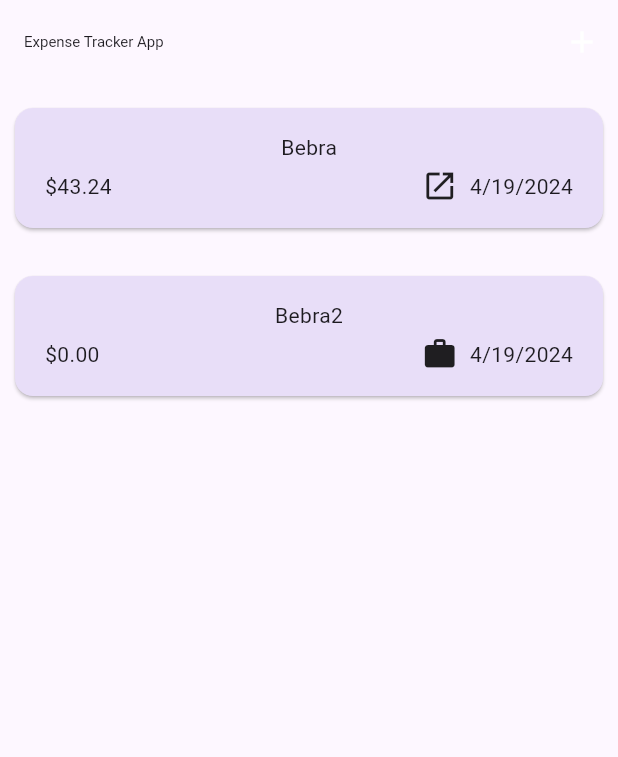
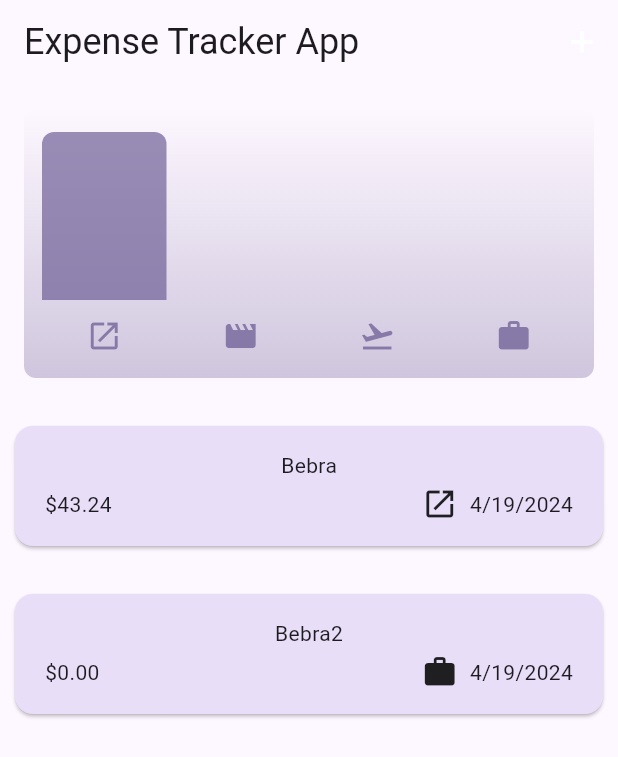
Before and after one commit to loremm34/expense_tracker, a Flutter app: the screen it shows after launch, on a phone screen of 412 x 824 dp. Shown: the top 757 px of the screen. Run offline on Flutter 3.47's test engine with Material 3 defaults, Android fonts, the phone set to English and light mode, and no system bars.

Commit message:
validation and chart added

```diff
--- a/lib/expenses.dart
+++ b/lib/expenses.dart
@@ -2,7 +2,7 @@ import "package:expense_tracker/widgets/expenses_list.dart";
 import "package:expense_tracker/widgets/new_expenses.dart";
 import "package:flutter/material.dart";
 import "package:expense_tracker/models/expense.dart";
-
+import "package:expense_tracker/widgets/chart/chart.dart";
 class Expenses extends StatefulWidget {
   const Expenses({super.key});
 
@@ -84,6 +84,7 @@ class _Expenses extends State<Expenses> {
       ),
       body: Column(
         children: [
+          Chart(expenses: _registeredExpensese),
           Expanded(child: mainContent),
         ],
       ),
--- a/lib/main.dart
+++ b/lib/main.dart
@@ -19,6 +19,11 @@ class MyApp extends StatelessWidget {
   Widget build(BuildContext context) {
     return MaterialApp(
       darkTheme: ThemeData.dark().copyWith(
+        snackBarTheme: const SnackBarThemeData(
+          backgroundColor: Color.fromARGB(255, 36, 34, 34),
+          contentTextStyle: TextStyle(color: Colors.white)
+
+        ),
         cardTheme: const CardTheme(
           color: Color.fromARGB(255, 48, 99, 151),
           margin: EdgeInsets.symmetric(vertical: 16, horizontal: 10),
@@ -37,7 +42,7 @@ class MyApp extends StatelessWidget {
         ),
         textTheme: ThemeData().textTheme.copyWith(
             titleLarge:
-                const TextStyle(fontWeight: FontWeight.normal, fontSize: 10)),
+                const TextStyle(fontWeight: FontWeight.normal, fontSize: 24)),
         elevatedButtonTheme: ElevatedButtonThemeData(
           style: ElevatedButton.styleFrom(
               backgroundColor: kColorScheme.primaryContainer),
--- a/lib/models/Expense.dart
+++ b/lib/models/Expense.dart
@@ -38,3 +38,24 @@ class Expense {
     return formatter.format(date);
   }
 }
+
+class ExpenseBucket {
+
+  ExpenseBucket({required this.category, required this.expenses});
+  ExpenseBucket.forCategory(List<Expense> allExpenses,  this.category) : expenses = allExpenses.where((expense) => expense.category == category).toList();
+  final Category category;
+
+  final List<Expense> expenses;
+
+  double get totalExpenses {
+    double sum = 0;
+
+    for(final expense in expenses) {
+      sum += expense.amount;
+    }
+
+    return sum;
+  }
+
+
+}
--- /dev/null
+++ b/lib/widgets/chart/chart.dart
@@ -0,0 +1,95 @@
+import 'package:flutter/material.dart';
+
+import 'package:expense_tracker/widgets/chart/chart_bar.dart';
+import 'package:expense_tracker/models/expense.dart';
+
+class Chart extends StatelessWidget {
+  const Chart({super.key, required this.expenses});
+
+  final List<Expense> expenses;
+
+  List<ExpenseBucket> get buckets {
+    return [
+      ExpenseBucket.forCategory(expenses, Category.food),
+      ExpenseBucket.forCategory(expenses, Category.leisure),
+      ExpenseBucket.forCategory(expenses, Category.travel),
+      ExpenseBucket.forCategory(expenses, Category.work),
+    ];
+  }
+
+  double get maxTotalExpense {
+    double maxTotalExpense = 0;
+
+    for (final bucket in buckets) {
+      if (bucket.totalExpenses > maxTotalExpense) {
+        maxTotalExpense = bucket.totalExpenses;
+      }
+    }
+
+    return maxTotalExpense;
+  }
+
+  @override
+  Widget build(BuildContext context) {
+    final isDarkMode =
+        MediaQuery.of(context).platformBrightness == Brightness.dark;
+    return Container(
+      margin: const EdgeInsets.all(16),
+      padding: const EdgeInsets.symmetric(
+        vertical: 16,
+        horizontal: 8,
+      ),
+      width: double.infinity,
+      height: 180,
+      decoration: BoxDecoration(
+        borderRadius: BorderRadius.circular(8),
+        gradient: LinearGradient(
+          colors: [
+            Theme.of(context).colorScheme.primary.withOpacity(0.3),
+            Theme.of(context).colorScheme.primary.withOpacity(0.0)
+          ],
+          begin: Alignment.bottomCenter,
+          end: Alignment.topCenter,
+        ),
+      ),
+      child: Column(
+        children: [
+          Expanded(
+            child: Row(
+              crossAxisAlignment: CrossAxisAlignment.end,
+              children: [
+                for (final bucket in buckets)
+                  ChartBar(
+                    fill: bucket.totalExpenses == 0
+                        ? 0
+                        : bucket.totalExpenses / maxTotalExpense,
+                  )
+              ],
+            ),
+          ),
+          const SizedBox(height: 12),
+          Row(
+            children: buckets
+                .map(
+                  (bucket) => Expanded(
+                    child: Padding(
+                      padding: const EdgeInsets.symmetric(horizontal: 4),
+                      child: Icon(
+                        categoryIcons[bucket.category],
+                        color: isDarkMode
+                            ? Theme.of(context).colorScheme.secondary
+                            : Theme.of(context)
+                                .colorScheme
+                                .primary
+                                .withOpacity(0.7),
+                      ),
+                    ),
+                  ),
+                )
+                .toList(),
+          )
+        ],
+      ),
+    );
+  }
+}
--- /dev/null
+++ b/lib/widgets/chart/chart_bar.dart
@@ -0,0 +1,34 @@
+import 'package:flutter/material.dart';
+
+class ChartBar extends StatelessWidget {
+  const ChartBar({
+    super.key,
+    required this.fill,
+  });
+
+  final double fill;
+
+  @override
+  Widget build(BuildContext context) {
+    final isDarkMode =
+        MediaQuery.of(context).platformBrightness == Brightness.dark;
+    return Expanded(
+      child: Padding(
+        padding: const EdgeInsets.symmetric(horizontal: 4),
+        child: FractionallySizedBox(
+          heightFactor: fill,
+          child: DecoratedBox(
+            decoration: BoxDecoration(
+              shape: BoxShape.rectangle,
+              borderRadius:
+                  const BorderRadius.vertical(top: Radius.circular(8)),
+              color: isDarkMode
+                  ? Theme.of(context).colorScheme.secondary
+                  : Theme.of(context).colorScheme.primary.withOpacity(0.65),
+            ),
+          ),
+        ),
+      ),
+    );
+  }
+}
--- a/lib/widgets/new_expenses.dart
+++ b/lib/widgets/new_expenses.dart
@@ -50,9 +50,7 @@ class _NewExpenses extends State<NewExpenses> {
   void submitExpenseData() {
     final enteredAmount = double.tryParse(_amountController.text);
     final amountIsInvalid = enteredAmount == null || enteredAmount < 0;
-    if (_titleController.text.trim().isEmpty ||
-        amountIsInvalid ||
-        _selectedDate == null) {
+     if (_titleController.text.trim().isEmpty || _selectedDate == null) {
       showDialog(
         context: context,
         builder: (ctx) => AlertDialog(
@@ -64,11 +62,30 @@ class _NewExpenses extends State<NewExpenses> {
                 child: const Text("OK"))
           ],
           title: const Text("Error"),
-          content: const Text("Pls type correct data"),
+          content: const Text("Title field is empty"),
         ),
       );
       return;
     }
+
+    if (amountIsInvalid) {
+      showDialog(
+        context: context,
+        builder: (ctx) => AlertDialog(
+          actions: [
+            TextButton(
+                onPressed: () {
+                  Navigator.pop(context);
+                },
+                child: const Text("OK"))
+          ],
+          title: const Text("Error"),
+          content: const Text("Amount shoud be a number"),
+        ),
+      );
+      return;
+    }
+
     widget.onAddExpense(Expense(
         title: _titleController.text,
         amount: enteredAmount,
@@ -122,7 +139,7 @@ class _NewExpenses extends State<NewExpenses> {
               )
             ],
           ),
-          SizedBox(
+          const SizedBox(
             height: 16,
           ),
           Row(
```
